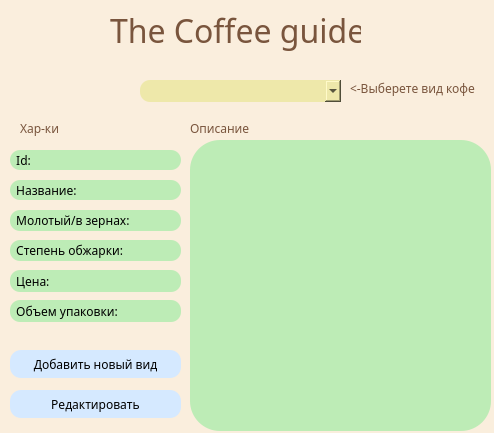
Qt form main.ui (1majic/kapuchino) before a commit.
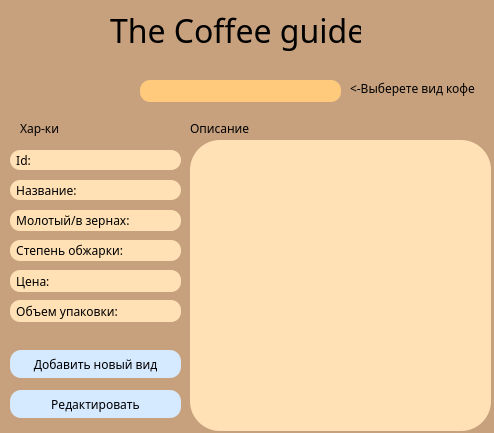
The same form after that commit. Icons and pictures are not drawn.

Diff of the .ui file:
```diff
--- a/main.ui
+++ b/main.ui
@@ -33,7 +33,7 @@
   </property>
   <property name="styleSheet">
    <string notr="true">
-background-color:#FAEEDD;</string>
+background-color:#C7A17E;</string>
   </property>
   <widget class="QLabel" name="label">
    <property name="geometry">
@@ -49,11 +49,12 @@
      <family>Vladimir Script</family>
      <pointsize>24</pointsize>
      <weight>50</weight>
+     <italic>false</italic>
      <bold>false</bold>
     </font>
    </property>
    <property name="styleSheet">
-    <string notr="true">color: #79553D;</string>
+    <string notr="true">color: #000000;</string>
    </property>
    <property name="text">
     <string>The Coffee guide</string>
@@ -71,11 +72,18 @@
    <property name="font">
     <font>
      <family>Segoe UI Light</family>
+     <italic>false</italic>
     </font>
    </property>
    <property name="styleSheet">
-    <string notr="true">border-radius:10px;
-background-color: #EEE8AA;</string>
+    <string notr="true">QComboBox{border-radius:10px;
+image: url(:/newPrefix/C:/Users/User/Downloads/down_icon-icons.com_61209.png);
+background-color: #FFCA7C;}
+
+QComboBox::drop-down {
+border-radius: 10px;
+
+}</string>
    </property>
    <property name="currentText">
     <string/>
@@ -100,11 +108,12 @@
     <font>
      <family>Segoe Print</family>
      <pointsize>8</pointsize>
+     <italic>false</italic>
     </font>
    </property>
    <property name="styleSheet">
     <string notr="true">border-radius:30px;
-background-color: #BDECB6;
+background-color: #FFE1B5;
 color:#000000;
 </string>
    </property>
@@ -131,10 +140,11 @@
    <property name="font">
     <font>
      <family>Yu Gothic UI Semilight</family>
+     <italic>false</italic>
     </font>
    </property>
    <property name="styleSheet">
-    <string notr="true">color: #79553D;</string>
+    <string notr="true">color: #000000;</string>
    </property>
    <property name="text">
     <string>Описание</string>
@@ -155,11 +165,12 @@
    <property name="font">
     <font>
      <family>Segoe UI Light</family>
+     <italic>false</italic>
     </font>
    </property>
    <property name="styleSheet">
     <string notr="true">border-radius:10px;
-background-color: #BDECB6;
+background-color: #FFE1B5;
 color:#000000;
 </string>
    </property>
@@ -182,11 +193,12 @@
    <property name="font">
     <font>
      <family>Segoe UI Light</family>
+     <italic>false</italic>
     </font>
    </property>
    <property name="styleSheet">
     <string notr="true">border-radius:10px;
-background-color: #BDECB6;
+background-color: #FFE1B5;
 color:#000000;
 </string>
    </property>
@@ -209,11 +221,12 @@
    <property name="font">
     <font>
      <family>Segoe UI Light</family>
+     <italic>false</italic>
     </font>
    </property>
    <property name="styleSheet">
     <string notr="true">border-radius:10px;
-background-color: #BDECB6;
+background-color: #FFE1B5;
 color:#000000;
 </string>
    </property>
@@ -236,11 +249,12 @@
    <property name="font">
     <font>
      <family>Segoe UI Light</family>
+     <italic>false</italic>
     </font>
    </property>
    <property name="styleSheet">
     <string notr="true">border-radius:10px;
-background-color: #BDECB6;
+background-color: #FFE1B5;
 color:#000000;
 </string>
    </property>
@@ -263,11 +277,12 @@
    <property name="font">
     <font>
      <family>Segoe UI Light</family>
+     <italic>false</italic>
     </font>
    </property>
    <property name="styleSheet">
     <string notr="true">border-radius:10px;
-background-color: #BDECB6;
+background-color: #FFE1B5;
 color:#000000;
 </string>
    </property>
@@ -290,11 +305,12 @@
    <property name="font">
     <font>
      <family>Segoe UI Light</family>
+     <italic>false</italic>
     </font>
    </property>
    <property name="styleSheet">
     <string notr="true">border-radius:10px;
-background-color: #BDECB6;
+background-color: #FFE1B5;
 color:#000000;
 </string>
    </property>
@@ -317,10 +333,11 @@
    <property name="font">
     <font>
      <family>Yu Gothic UI Semilight</family>
+     <italic>false</italic>
     </font>
    </property>
    <property name="styleSheet">
-    <string notr="true">color: #79553D;</string>
+    <string notr="true">color: #000000;</string>
    </property>
    <property name="text">
     <string>Хар-ки</string>
@@ -341,10 +358,11 @@
    <property name="font">
     <font>
      <family>Yu Gothic UI Semilight</family>
+     <italic>false</italic>
     </font>
    </property>
    <property name="styleSheet">
-    <string notr="true">color: #79553D;</string>
+    <string notr="true">color: #000000;</string>
    </property>
    <property name="text">
     <string>&lt;-Выберете вид кофе</string>
@@ -362,6 +380,7 @@
    <property name="font">
     <font>
      <family>Segoe UI Light</family>
+     <italic>false</italic>
     </font>
    </property>
    <property name="styleSheet">
@@ -386,6 +405,7 @@
    <property name="font">
     <font>
      <family>Segoe UI Light</family>
+     <italic>false</italic>
     </font>
    </property>
    <property name="styleSheet">
```
Left out of the diff: 4 changed lines with no effect on the pictures.
